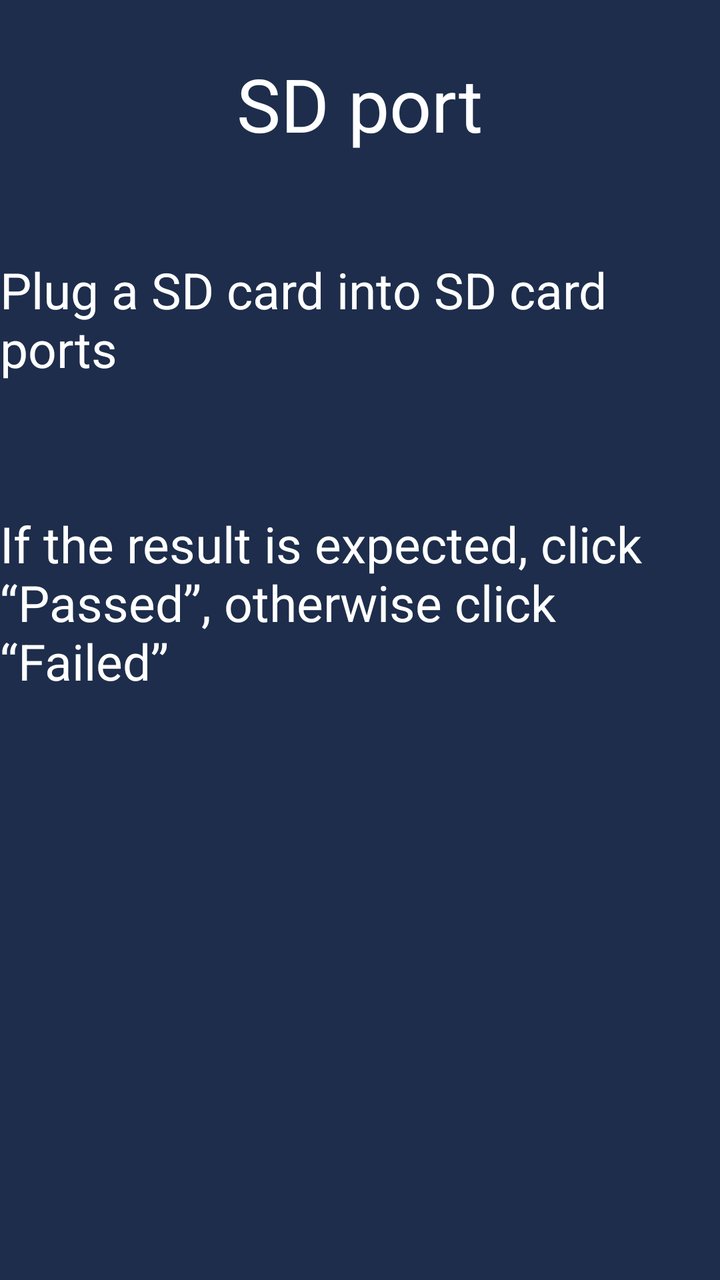
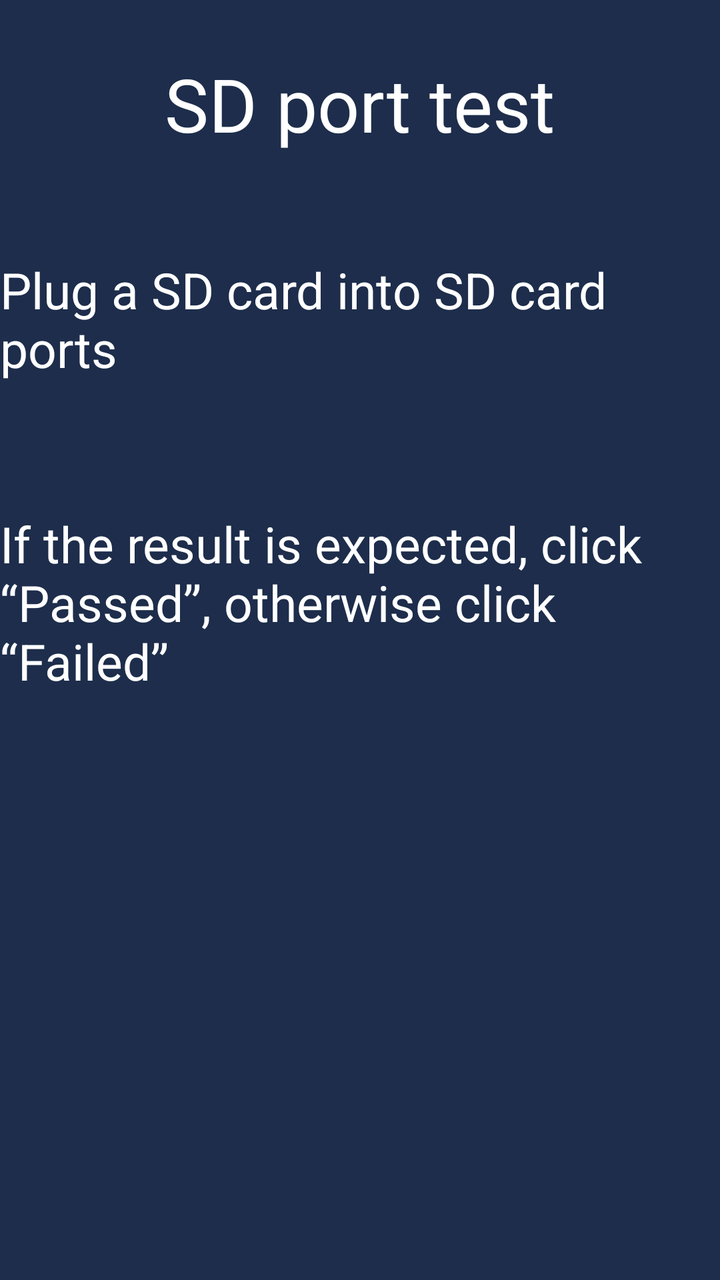

The first picture is an Android layout as it rendered before a commit; the second is the same layout after the commit. The layout source and the unified diff follow.
<!-- AndroidManifest.xml: application theme NoTitle -->
<!-- res/layout/acticity_sd_interface.xml -->
<?xml version="1.0" encoding="utf-8"?>
<LinearLayout xmlns:android="http://schemas.android.com/apk/res/android"
    xmlns:app="http://schemas.android.com/apk/res-auto"
    xmlns:tools="http://schemas.android.com/tools"
    android:layout_width="match_parent"
    android:layout_height="match_parent"
    android:background="@color/colorMain"
    android:orientation="vertical">

    <RelativeLayout
        android:id="@+id/relativeLayout2"
        android:layout_width="match_parent"
        android:layout_height="104dp"
        app:layout_constraintEnd_toEndOf="parent"
        app:layout_constraintStart_toStartOf="parent"
        app:layout_constraintTop_toTopOf="parent">

        <TextView
            android:layout_width="wrap_content"
            android:layout_height="wrap_content"
            android:layout_centerInParent="true"
            android:text="@string/sdport_name"
            android:textColor="@color/white"
            android:textSize="37dp" />


    </RelativeLayout>

    <TextView
        android:layout_width="wrap_content"
        android:layout_height="wrap_content"
        android:layout_gravity="center"
        android:layout_marginTop="24dp"
        android:text="@string/SD_card_ports"
        android:textColor="@color/white"
        android:textSize="25dp" />

    <androidx.recyclerview.widget.RecyclerView
        android:id="@+id/rct_progr"
        android:layout_width="wrap_content"
        android:layout_height="wrap_content"
        android:layout_centerInParent="true"
        android:layout_gravity="center"
        android:layout_marginTop="24dp"
        app:layoutManager="androidx.recyclerview.widget.LinearLayoutManager" />

    <TextView
        android:layout_width="wrap_content"
        android:layout_height="wrap_content"
        android:layout_gravity="center"
        android:layout_marginTop="40dp"
        android:text="@string/expected_Passed"
        android:textColor="@color/white"
        android:textSize="25dp" />

    <RelativeLayout
        android:layout_width="wrap_content"
        android:layout_height="wrap_content"
        android:layout_below="@id/rct_progr"
        android:layout_centerHorizontal="true"
        android:layout_marginLeft="300dp"
        android:layout_marginTop="50dp"
        android:layout_marginRight="300dp">


        <Button
            android:id="@+id/failure_button"
            android:layout_width="121dp"
            android:layout_height="55dp"
            android:layout_alignParentLeft="true"
            android:background="@drawable/r_button_bg"
            android:text="@string/Failed"
            android:textAllCaps="false"
            android:textColor="@color/white"
            android:textSize="25dp" />


        <Button
            android:id="@+id/through_button"
            android:layout_width="121dp"
            android:layout_height="55dp"
            android:layout_alignParentRight="true"
            android:background="@drawable/r_button_bg"
            android:text="@string/Passed"
            android:textAllCaps="false"
            android:textColor="@color/white"
            android:textSize="25dp" />
    </RelativeLayout>

</LinearLayout>
<!-- resources referenced by this layout -->
<resources>
  <color name="colorMain">#1D2D4B</color>
  <color name="white">#FFFFFFFF</color>
  <!-- drawable r_button_bg (drawable) -->
  <?xml version="1.0" encoding="utf-8"?>
  <shape
      xmlns:android="http://schemas.android.com/apk/res/android">
      
      <solid
          android:color="@color/colorMainButton" />
      
      <stroke
          android:width="1dp"
          android:color="@color/colorMainButton" />
      
      <size android:height="4mm"/>
      
      <corners
          android:radius="7dp"/>
  
  </shape>
  <string name="Failed">Failed</string>
  <string name="Passed">Passed</string>
  <string name="SD_card_ports">Plug a SD card into SD card ports</string>
  <string name="expected_Passed">If the result is expected, click “Passed”, otherwise click “Failed”</string>
  <string name="sdport_name">SD port</string>
  <style name="NoTitle" parent="Theme.AppCompat.Light.NoActionBar">
          <item name="colorPrimary">@color/colorMain</item>
          <item name="colorPrimaryDark">@color/colorMain</item>
          <item name="colorAccent">@color/colorMain</item>
          <item name="android:windowFullscreen">true</item>
          <item name="windowActionBar">false</item>
          <item name="windowNoTitle">true</item>
          <item name="android:textAppearanceListItemSmall">@style/listPopupWindow</item>
      </style>
  <color name="colorMainButton">#0091FF</color>
  <style name="listPopupWindow">
          <item name="android:textSize">25mm</item>
          <item name="android:fontFamily">@font/montserrat_regular</item>
          <item name="android:textColor">@color/black</item>
      </style>
  <color name="black">#FF000000</color>
</resources>

<!-- the commit's change to res/layout/acticity_sd_interface.xml (unified diff, before → after) -->
@@ -19,7 +19,7 @@
             android:layout_width="wrap_content"
             android:layout_height="wrap_content"
             android:layout_centerInParent="true"
-            android:text="@string/sdport_name"
+            android:text="@string/sdport_name_test"
             android:textColor="@color/white"
             android:textSize="37dp" />
 
<!-- resource entries referenced after the edit -->
@@ -24,7 +24,7 @@
   <string name="Passed">Passed</string>
   <string name="SD_card_ports">Plug a SD card into SD card ports</string>
   <string name="expected_Passed">If the result is expected, click “Passed”, otherwise click “Failed”</string>
-  <string name="sdport_name">SD port</string>
+  <string name="sdport_name_test">SD port test</string>
   <style name="NoTitle" parent="Theme.AppCompat.Light.NoActionBar">
           <item name="colorPrimary">@color/colorMain</item>
           <item name="colorPrimaryDark">@color/colorMain</item>
